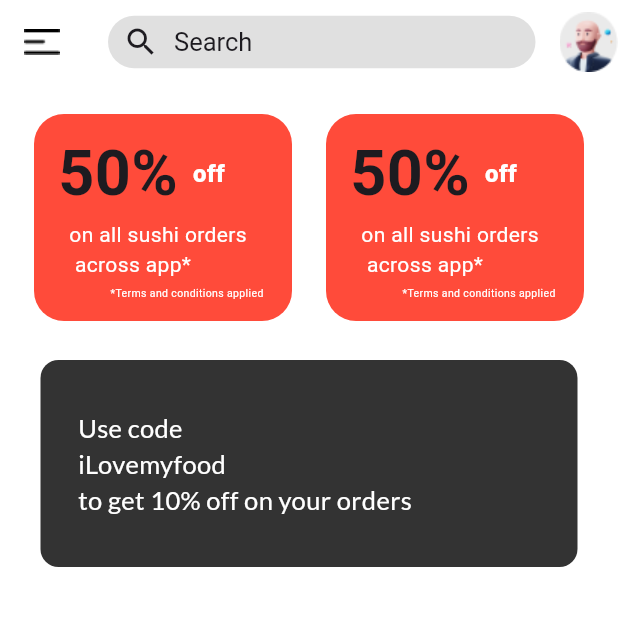
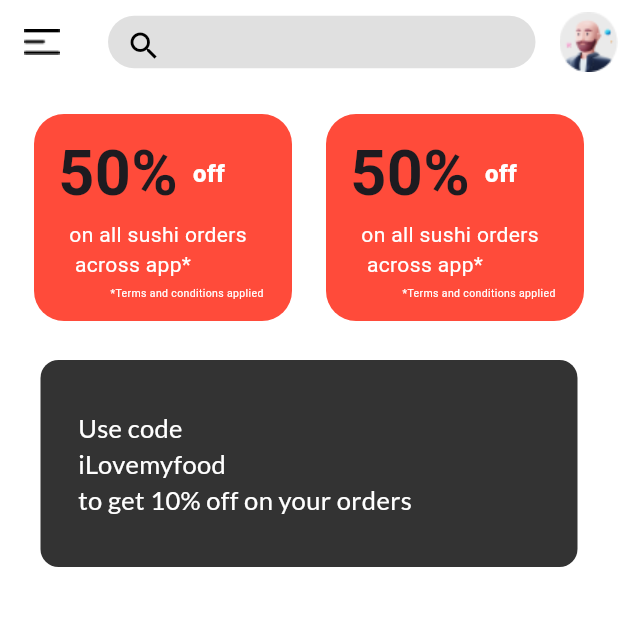
Before and after one commit to MutazAsem/food_app, a Flutter app: the HomeScreen screen opened directly, on a phone screen of 412 x 824 dp, the top half of it. Run offline on Flutter 3.47's test engine with Material 3 defaults, Android fonts, the phone set to English and light mode, and no system bars; our stand-ins replace google_fonts.

Commit message:
add TextField to appBar

```diff
--- a/lib/screens/home_screen.dart
+++ b/lib/screens/home_screen.dart
@@ -20,20 +20,16 @@ class HomeScreen extends StatelessWidget {
             borderRadius: BorderRadius.circular(50),
             color: Colors.grey[300],
           ),
-          child: const Row(
-            children: [
-              SizedBox(
-                width: 10,
-              ),
-              Icon(Icons.search),
-              SizedBox(
-                width: 10,
-              ),
-              Text(
-                'Search',
-                style: TextStyle(fontSize: 17),
-              ),
-            ],
+          child: TextField(
+            decoration: InputDecoration(
+                enabledBorder: InputBorder.none,
+                focusedBorder: InputBorder.none,
+                prefixIcon: IconButton(
+                    onPressed: () {},
+                    icon: Icon(
+                      Icons.search,
+                      color: Colors.black,
+                    ))),
           ),
         ),
         actions: [Image.asset('assets/icons/person.png')],
```
